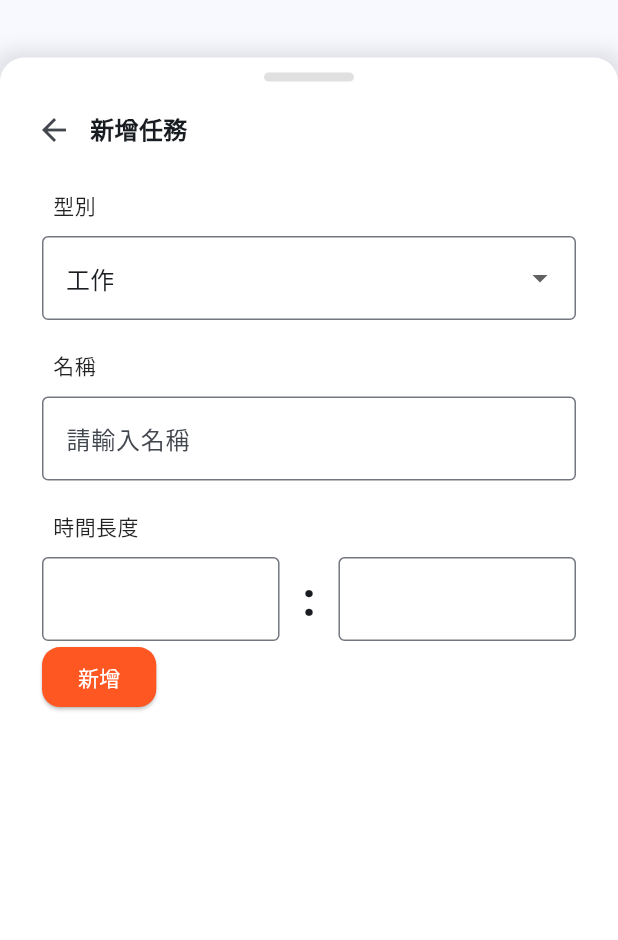
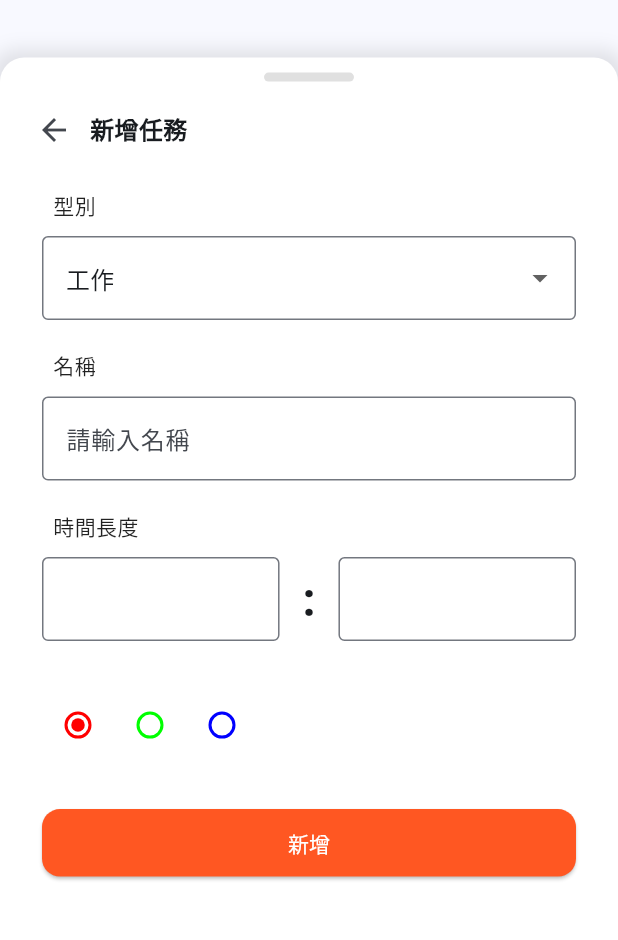
Before and after one commit to chengpuliang/tomato_bo, a Flutter app: the screen it shows after launch, after a tap on the "adobe" icon, after a tap on "開始", after a tap on the "add" icon, on a phone screen of 412 x 824 dp, the part 84-1024 px from its top. Run offline on Flutter 3.47's test engine with Material 3 defaults, Android fonts, the phone set to English and light mode, and no system bars.

Commit message:
12/09 18:09

```diff
--- a/lib/main.dart
+++ b/lib/main.dart
@@ -16,6 +16,7 @@ class TaskColor {
   static const red = 0xFFFF0000;
   static const green = 0xFF00FF00;
   static const blue = 0xFF0000FF;
+  static const colorList = [red,green,blue];
 }
 
 class Task {
@@ -156,6 +157,7 @@ class _MyHomePageState extends State<MyHomePage>
   @override
   Widget build(BuildContext context) {
     return Scaffold(
+      resizeToAvoidBottomInset: false,
       appBar: AppBar(
         backgroundColor: Colors.white,
         title: Text(widget.title),
@@ -445,6 +447,7 @@ class _MyHomePageState extends State<MyHomePage>
   // 新增任務頁面
   Widget _buildAddTaskPage(ScrollController scrollController) {
     int workType = 0;
+    int? colorGroupValue = TaskColor.colorList.first;
     final nameTEC = TextEditingController();
     final minTEC = TextEditingController();
     final secTEC = TextEditingController();
@@ -588,7 +591,28 @@ class _MyHomePageState extends State<MyHomePage>
                         )
                       ],
                     ),
-                    ElevatedButton.icon(
+                    const SizedBox(
+                      height: 32.0,
+                    ),
+                    Row(
+                      children: [
+                        for (var color in TaskColor.colorList)
+                          Radio<int>(value: color, groupValue: colorGroupValue, onChanged: (int? value) {
+                            print(value);
+                            setState(() {
+                              colorGroupValue = value;
+                            });
+                          }
+                          ,fillColor: WidgetStatePropertyAll(Color(color)),)
+                      ],
+                    ),
+                    const SizedBox(
+                      height: 32.0,
+                    ),
+                    SizedBox(
+                      width: double.infinity,
+                      height: 45.0,
+                      child: ElevatedButton.icon(
                       label: const Text("新增"),
                       onPressed: () {
                         if ((formKey.currentState as FormState).validate()) {
@@ -618,6 +642,7 @@ class _MyHomePageState extends State<MyHomePage>
                         ),
                       ),
                     ),
+                    )
                   ],
                 ),
               ),
```
